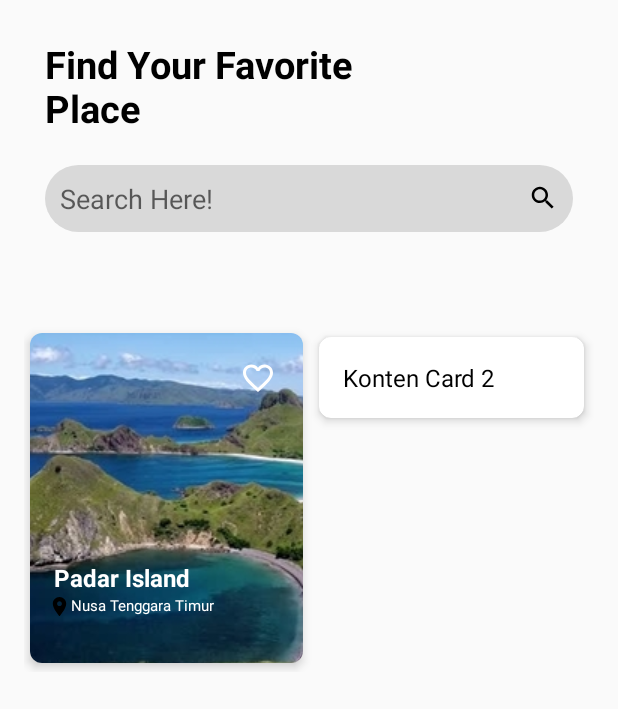
After one commit to H1sMaj3sty/Tugas-Akhir, an Android app: the layout activity_second.xml on its own in the app's theme, with its tools: preview values and no code run, on a phone screen of 412 x 824 dp. The commit adds this screen. Shown: the top 709 px of the screen. Run offline under Robolectric (Android 15) with nearby library versions, the phone set to English and light mode, and no system bars.

Commit message:
home page & card

```diff
--- a/app/build.gradle.kts
+++ b/app/build.gradle.kts
@@ -31,7 +31,7 @@ android {
 dependencies {
 
     implementation("androidx.appcompat:appcompat:1.6.1")
-    implementation("com.google.android.material:material:1.10.0")
+    implementation("com.google.android.material:material:1.8.0")
     implementation("androidx.constraintlayout:constraintlayout:2.1.4")
     testImplementation("junit:junit:4.13.2")
     androidTestImplementation("androidx.test.ext:junit:1.1.5")
--- a/app/src/main/AndroidManifest.xml
+++ b/app/src/main/AndroidManifest.xml
@@ -14,6 +14,9 @@
         tools:targetApi="31">
         <activity
             android:name=".MainActivity"
+            android:exported="false" />
+        <activity
+            android:name=".secondActivity"
             android:exported="true">
             <intent-filter>
                 <action android:name="android.intent.action.MAIN" />
--- /dev/null
+++ b/app/src/main/res/drawable/button.xml
@@ -0,0 +1,5 @@
+<?xml version="1.0" encoding="utf-8"?>
+<shape xmlns:android="http://schemas.android.com/apk/res/android">
+    <solid android:color="@color/primary" />
+    <corners android:radius="40dp" />
+</shape>
--- /dev/null
+++ b/app/src/main/res/drawable/location_icon.xml
@@ -0,0 +1,10 @@
+<vector xmlns:android="http://schemas.android.com/apk/res/android"
+    android:width="15dp"
+    android:height="15dp"
+    android:tint="#000000"
+    android:viewportWidth="24"
+    android:viewportHeight="24">
+    <path
+        android:fillColor="@android:color/white"
+        android:pathData="M12,2C8.13,2 5,5.13 5,9c0,5.25 7,13 7,13s7,-7.75 7,-13c0,-3.87 -3.13,-7 -7,-7zM12,11.5c-1.38,0 -2.5,-1.12 -2.5,-2.5s1.12,-2.5 2.5,-2.5 2.5,1.12 2.5,2.5 -1.12,2.5 -2.5,2.5z" />
+</vector>
--- /dev/null
+++ b/app/src/main/res/drawable/love_icon.xml
@@ -0,0 +1,5 @@
+<vector android:height="24dp" android:tint="#FFFFFF"
+    android:viewportHeight="24" android:viewportWidth="24"
+    android:width="24dp" xmlns:android="http://schemas.android.com/apk/res/android">
+    <path android:fillColor="@android:color/white" android:pathData="M16.5,3c-1.74,0 -3.41,0.81 -4.5,2.09C10.91,3.81 9.24,3 7.5,3 4.42,3 2,5.42 2,8.5c0,3.78 3.4,6.86 8.55,11.54L12,21.35l1.45,-1.32C18.6,15.36 22,12.28 22,8.5 22,5.42 19.58,3 16.5,3zM12.1,18.55l-0.1,0.1 -0.1,-0.1C7.14,14.24 4,11.39 4,8.5 4,6.5 5.5,5 7.5,5c1.54,0 3.04,0.99 3.57,2.36h1.87C13.46,5.99 14.96,5 16.5,5c2,0 3.5,1.5 3.5,3.5 0,2.89 -3.14,5.74 -7.9,10.05z"/>
+</vector>
--- /dev/null
+++ b/app/src/main/res/drawable/placeholder.xml
@@ -0,0 +1,5 @@
+<?xml version="1.0" encoding="utf-8"?>
+<shape xmlns:android="http://schemas.android.com/apk/res/android">
+    <solid android:color="@color/abu" />
+    <corners android:radius="40dp" />
+</shape>
--- /dev/null
+++ b/app/src/main/res/drawable/search_icon.xml
@@ -0,0 +1,10 @@
+<vector xmlns:android="http://schemas.android.com/apk/res/android"
+    android:width="20dp"
+    android:height="20dp"
+    android:tint="#000000"
+    android:viewportWidth="24"
+    android:viewportHeight="24">
+    <path
+        android:fillColor="@android:color/white"
+        android:pathData="M15.5,14h-0.79l-0.28,-0.27C15.41,12.59 16,11.11 16,9.5 16,5.91 13.09,3 9.5,3S3,5.91 3,9.5 5.91,16 9.5,16c1.61,0 3.09,-0.59 4.23,-1.57l0.27,0.28v0.79l5,4.99L20.49,19l-4.99,-5zM9.5,14C7.01,14 5,11.99 5,9.5S7.01,5 9.5,5 14,7.01 14,9.5 11.99,14 9.5,14z" />
+</vector>
--- /dev/null
+++ b/app/src/main/res/layout/activity_second.xml
@@ -0,0 +1,110 @@
+<?xml version="1.0" encoding="utf-8"?>
+<RelativeLayout
+    xmlns:android="http://schemas.android.com/apk/res/android"
+    xmlns:app="http://schemas.android.com/apk/res-auto"
+    xmlns:tools="http://schemas.android.com/tools"
+    android:layout_width="match_parent"
+    android:layout_height="match_parent"
+    tools:context=".secondActivity">
+
+    <TextView
+        android:layout_width="wrap_content"
+        android:layout_height="wrap_content"
+        android:text="Find Your Favorite\nPlace"
+        android:textSize="25sp"
+        android:textColor="@color/black"
+        android:textStyle="bold"
+        android:layout_marginTop="25dp"
+        android:layout_marginLeft="30dp"
+        />
+
+    <EditText
+        android:id="@+id/editText"
+        android:layout_width="match_parent"
+        android:layout_height="wrap_content"
+        android:layout_marginTop="110dp"
+        android:layout_marginStart="30dp"
+        android:layout_marginEnd="30dp"
+        android:layout_marginBottom="30dp"
+        android:background="@drawable/placeholder"
+        android:drawableEnd="@drawable/search_icon"
+        android:hint="Search Here!"
+        android:padding="10dp"
+        />
+
+    <LinearLayout
+        android:layout_width="match_parent"
+        android:layout_height="wrap_content"
+        android:orientation="horizontal"
+        android:padding="16dp"
+        android:layout_marginTop="200dp"
+        >
+
+        <androidx.cardview.widget.CardView
+            android:layout_width="0dp"
+            android:layout_height="wrap_content"
+            android:layout_weight="1"
+            app:cardCornerRadius="8dp"
+            app:cardElevation="4dp"
+            app:cardUseCompatPadding="true"
+            app:cardPreventCornerOverlap="false"
+            >
+
+            <ImageView
+                android:layout_width="300dp"
+                android:layout_height="220dp"
+                android:src="@drawable/padar"
+                android:scaleType="center"
+                />
+            <TextView
+                android:layout_width="wrap_content"
+                android:layout_height="wrap_content"
+                android:drawableEnd="@drawable/love_icon"
+                android:layout_marginStart="140dp"
+                android:layout_marginTop="18dp"
+                />
+            <TextView
+                android:layout_width="wrap_content"
+                android:layout_height="wrap_content"
+                android:text="Padar Island"
+                android:textStyle="bold"
+                android:textSize="16sp"
+                android:padding="16dp"
+                android:textColor="@color/white"
+                android:layout_gravity="bottom"
+                android:layout_marginBottom="30dp"
+                />
+
+            <TextView
+                android:layout_width="wrap_content"
+                android:layout_height="wrap_content"
+                android:drawableStart="@drawable/location_icon"
+                android:text="Nusa Tenggara Timur"
+                android:textSize="10sp"
+                android:textColor="@color/white"
+                android:layout_gravity="bottom"
+                android:layout_marginLeft="12sp"
+                android:layout_marginBottom="30sp"
+                />
+        </androidx.cardview.widget.CardView>
+
+        <androidx.cardview.widget.CardView
+            android:layout_width="0dp"
+            android:layout_height="wrap_content"
+            android:layout_weight="1"
+            app:cardCornerRadius="8dp"
+            app:cardElevation="4dp"
+            app:cardUseCompatPadding="true">
+
+            <TextView
+                android:layout_width="wrap_content"
+                android:layout_height="wrap_content"
+                android:text="Konten Card 2"
+                android:textSize="16sp"
+                android:padding="16dp"
+                android:textColor="@color/black" />
+        </androidx.cardview.widget.CardView>
+    </LinearLayout>
+
+
+</RelativeLayout>
--- a/app/src/main/res/values-night/themes.xml
+++ b/app/src/main/res/values-night/themes.xml
@@ -1,6 +1,6 @@
 <resources xmlns:tools="http://schemas.android.com/tools">
     <!-- Base application theme. -->
-    <style name="Base.Theme.TugasAkhir" parent="Theme.Material3.DayNight.NoActionBar">
+    <style name="Base.Theme.TugasAkhir" parent="Theme.AppCompat.DayNight.NoActionBar">
         <!-- Customize your dark theme here. -->
         <!-- <item name="colorPrimary">@color/my_dark_primary</item> -->
     </style>
--- a/app/src/main/res/values/colors.xml
+++ b/app/src/main/res/values/colors.xml
@@ -2,4 +2,6 @@
 <resources>
     <color name="black">#FF000000</color>
     <color name="white">#FFFFFFFF</color>
+    <color name="primary">#0034ED</color>
+    <color name="abu">#D9D9D9</color>
 </resources>
--- a/app/src/main/res/values/themes.xml
+++ b/app/src/main/res/values/themes.xml
@@ -1,6 +1,6 @@
 <resources xmlns:tools="http://schemas.android.com/tools">
     <!-- Base application theme. -->
-    <style name="Base.Theme.TugasAkhir" parent="Theme.Material3.DayNight.NoActionBar">
+    <style name="Base.Theme.TugasAkhir" parent="Theme.AppCompat.DayNight.NoActionBar">
         <!-- Customize your light theme here. -->
         <!-- <item name="colorPrimary">@color/my_light_primary</item> -->
     </style>
```
Also changed, not shown: app/src/main/java/com/example/tugasakhir/secondActivity.java (added, +14 -0 lines), app/src/main/res/drawable/gradient_card.xml (added, +7 -0 lines), app/src/main/res/layout/activity_main.xml (+52 -7 lines), app/src/main/res/drawable/homeimage.png (added), app/src/main/res/drawable/padar.jpg (added), 1 other file.
